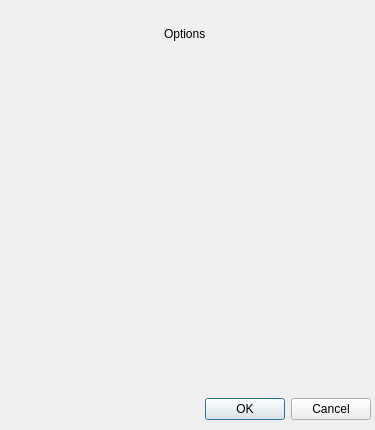
First picture: the form in COUNTER-Release-5.1-main/ui/MoreOptionsMasterReport.ui, repository abhishekvatsAV/Shree_Gommat_Tech, before the edit.
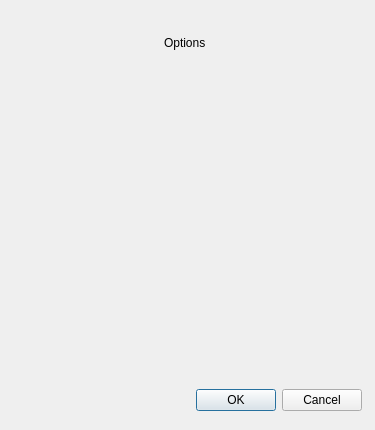
Second picture: the form after the edit.

```diff
--- a/COUNTER-Release-5.1-main/ui/MoreOptionsMasterReport.ui
+++ b/COUNTER-Release-5.1-main/ui/MoreOptionsMasterReport.ui
@@ -13,8 +13,11 @@
   <property name="windowTitle">
    <string>MainWindow</string>
   </property>
+  <property name="styleSheet">
+   <string notr="true"/>
+  </property>
   <widget class="QWidget" name="centralwidget">
-   <widget class="QWidget" name="verticalLayoutWidget">
+   <widget class="QFrame" name="verticalFrame">
     <property name="geometry">
      <rect>
       <x>0</x>
@@ -58,6 +61,9 @@
      </item>
      <item>
       <widget class="QDialogButtonBox" name="buttonBox">
+       <property name="styleSheet">
+        <string notr="true"/>
+       </property>
        <property name="standardButtons">
         <set>QDialogButtonBox::Cancel|QDialogButtonBox::Ok</set>
        </property>
```
